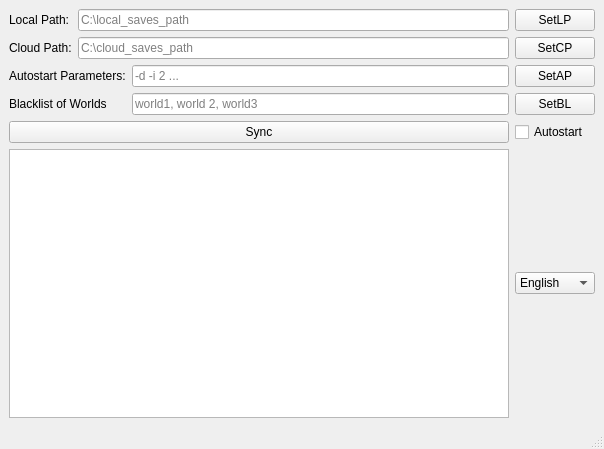
The window that ventana.ui (AlejandroSocas/Minecraft-Save-Sync) describes before a commit, drawn with Qt 5.
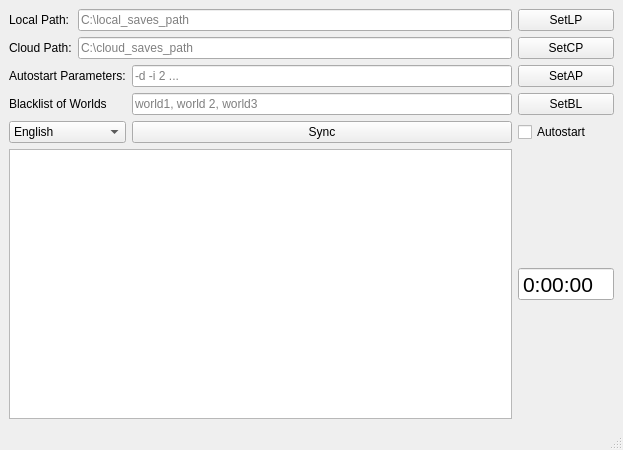
The same window after the commit.

Commit message: Arreglo de bugs, adición del temporizador en la GUI y cambios en los README

What changed in the file:
```diff
--- a/ventana.ui
+++ b/ventana.ui
@@ -6,8 +6,8 @@
    <rect>
     <x>0</x>
     <y>0</y>
-    <width>604</width>
-    <height>449</height>
+    <width>623</width>
+    <height>450</height>
    </rect>
   </property>
   <property name="windowTitle">
@@ -15,6 +15,44 @@
   </property>
   <widget class="QWidget" name="centralwidget">
    <layout class="QGridLayout" name="gridLayout">
+    <item row="5" column="0" colspan="3">
+     <widget class="QTextEdit" name="consola"/>
+    </item>
+    <item row="2" column="0" colspan="2">
+     <widget class="QLabel" name="autostart_parameters_label">
+      <property name="text">
+       <string>Autostart Parameters:</string>
+      </property>
+     </widget>
+    </item>
+    <item row="4" column="4">
+     <widget class="QCheckBox" name="autostart_checkbox">
+      <property name="text">
+       <string>Autostart</string>
+      </property>
+     </widget>
+    </item>
+    <item row="3" column="0" colspan="2">
+     <widget class="QLabel" name="blacklist_label">
+      <property name="text">
+       <string>Blacklist of Worlds</string>
+      </property>
+     </widget>
+    </item>
+    <item row="0" column="4">
+     <widget class="QPushButton" name="setlp">
+      <property name="text">
+       <string>SetLP</string>
+      </property>
+     </widget>
+    </item>
+    <item row="2" column="2">
+     <widget class="QLineEdit" name="autostart_parameters_line_edit">
+      <property name="placeholderText">
+       <string>-d -i 2 ...</string>
+      </property>
+     </widget>
+    </item>
     <item row="0" column="0">
      <widget class="QLabel" name="local_path_label">
       <property name="text">
@@ -29,17 +67,10 @@
       </property>
      </widget>
     </item>
-    <item row="0" column="3">
-     <widget class="QPushButton" name="setlp">
+    <item row="3" column="4">
+     <widget class="QPushButton" name="setbl">
       <property name="text">
-       <string>SetLP</string>
-      </property>
-     </widget>
-    </item>
-    <item row="1" column="0">
-     <widget class="QLabel" name="cloud_path_label">
-      <property name="text">
-       <string>Cloud Path:</string>
+       <string>SetBL</string>
       </property>
      </widget>
     </item>
@@ -50,38 +81,31 @@
       </property>
      </widget>
     </item>
-    <item row="1" column="3">
-     <widget class="QPushButton" name="setcp">
-      <property name="text">
-       <string>SetCP</string>
-      </property>
-     </widget>
-    </item>
-    <item row="2" column="0" colspan="2">
-     <widget class="QLabel" name="autostart_parameters_label">
-      <property name="text">
-       <string>Autostart Parameters:</string>
-      </property>
-     </widget>
-    </item>
-    <item row="2" column="2">
-     <widget class="QLineEdit" name="autostart_parameters_line_edit">
-      <property name="placeholderText">
-       <string>-d -i 2 ...</string>
-      </property>
-     </widget>
-    </item>
-    <item row="2" column="3">
+    <item row="2" column="4">
      <widget class="QPushButton" name="SetAP">
       <property name="text">
        <string>SetAP</string>
       </property>
      </widget>
     </item>
-    <item row="3" column="0" colspan="2">
-     <widget class="QLabel" name="blacklist_label">
+    <item row="1" column="0">
+     <widget class="QLabel" name="cloud_path_label">
       <property name="text">
-       <string>Blacklist of Worlds</string>
+       <string>Cloud Path:</string>
+      </property>
+     </widget>
+    </item>
+    <item row="4" column="2">
+     <widget class="QPushButton" name="boton_sync">
+      <property name="text">
+       <string>Sync</string>
+      </property>
+     </widget>
+    </item>
+    <item row="1" column="4">
+     <widget class="QPushButton" name="setcp">
+      <property name="text">
+       <string>SetCP</string>
       </property>
      </widget>
     </item>
@@ -92,17 +116,7 @@
       </property>
      </widget>
     </item>
-    <item row="4" column="3">
-     <widget class="QCheckBox" name="autostart_checkbox">
-      <property name="text">
-       <string>Autostart</string>
-      </property>
-     </widget>
-    </item>
-    <item row="5" column="0" colspan="3">
-     <widget class="QTextEdit" name="consola"/>
-    </item>
-    <item row="5" column="3">
+    <item row="4" column="0" colspan="2">
      <widget class="QComboBox" name="select_language">
       <item>
        <property name="text">
@@ -116,17 +130,18 @@
       </item>
      </widget>
     </item>
-    <item row="3" column="3">
-     <widget class="QPushButton" name="setbl">
-      <property name="text">
-       <string>SetBL</string>
+    <item row="5" column="4">
+     <widget class="QTimeEdit" name="timeEdit">
+      <property name="font">
+       <font>
+        <pointsize>16</pointsize>
+       </font>
       </property>
-     </widget>
-    </item>
-    <item row="4" column="0" colspan="3">
-     <widget class="QPushButton" name="boton_sync">
-      <property name="text">
-       <string>Sync</string>
+      <property name="buttonSymbols">
+       <enum>QAbstractSpinBox::ButtonSymbols::NoButtons</enum>
+      </property>
+      <property name="displayFormat">
+       <string>h:mm:ss</string>
       </property>
      </widget>
     </item>
@@ -137,7 +152,7 @@
     <rect>
      <x>0</x>
      <y>0</y>
-     <width>604</width>
+     <width>623</width>
      <height>33</height>
     </rect>
    </property>
```
The commit also changes 7 other files.
